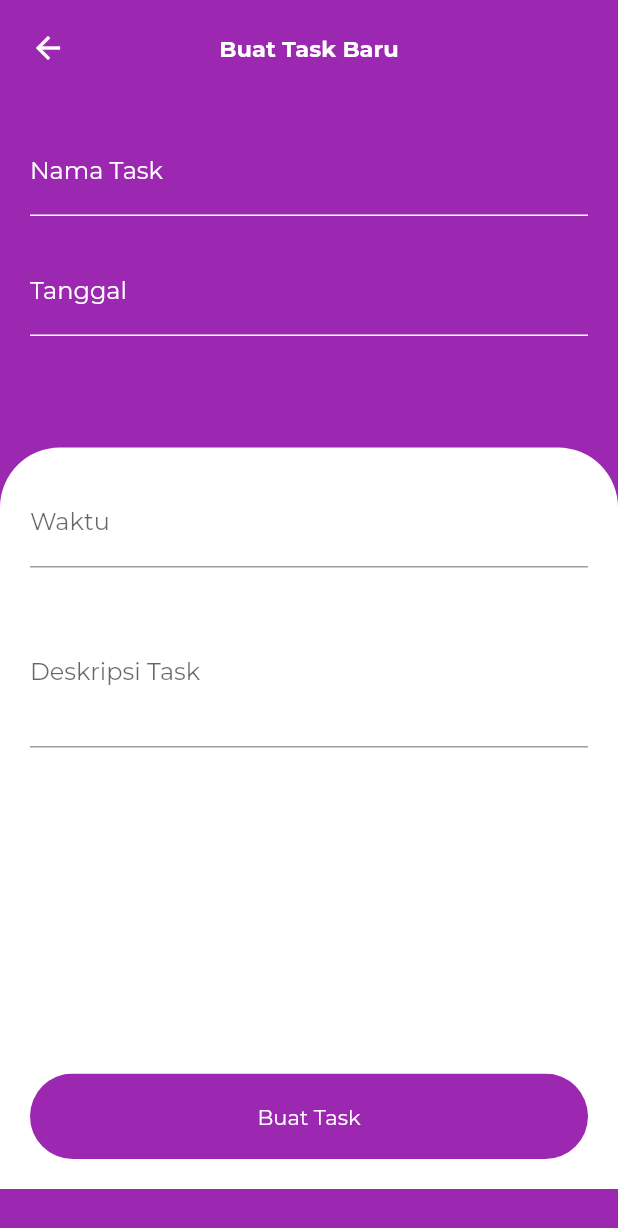
After one commit to izzaalfiansyah/flutter-taskman, a Flutter app: the TaskCreate screen opened by its route, on a phone screen of 412 x 824 dp. The commit adds this screen. Shown: the top 1228 px of the screen. Run offline on Flutter 3.47's test engine with Material 2 defaults, Android fonts, the light colour scheme and no system bars; project files that could hold a hidden picture were left out.

Commit message:
add task create & notification page

```diff
--- a/lib/components/bottomnav.dart
+++ b/lib/components/bottomnav.dart
@@ -11,7 +11,7 @@ class BottomNav extends StatelessWidget {
   @override
   Widget build(BuildContext context) {
     return Container(
-      padding: EdgeInsets.all(20),
+      padding: EdgeInsets.all(10),
       decoration: BoxDecoration(
         color: Colors.white,
         boxShadow: [
@@ -31,11 +31,12 @@ class BottomNav extends StatelessWidget {
             var icon = isActive ? item['activeIcon'] : item['icon'];
             var color = isActive ? cPrimary : Colors.grey;
 
-            return GestureDetector(
-              onTap: () {
+            return IconButton(
+              color: color,
+              onPressed: () {
                 Navigator.of(context).pushReplacementNamed(item['path'] as String);
               },
-              child: Icon(
+              icon: Icon(
                 icon as IconData,
                 color: color,
               ),
--- a/lib/constant.dart
+++ b/lib/constant.dart
@@ -16,7 +16,7 @@ var menu = [
     'activeIcon': Icons.home,
   },
   {
-    'path': '/notification',
+    'path': '/notif',
     'icon': Icons.notifications_none_outlined,
     'activeIcon': Icons.notifications,
   },
--- a/lib/main.dart
+++ b/lib/main.dart
@@ -1,8 +1,10 @@
 import 'package:flutter/material.dart';
 import 'package:taskman/constant.dart';
 import 'package:taskman/pages/home.dart';
+import 'package:taskman/pages/notif/index.dart';
 import 'package:taskman/pages/splash.dart';
-import 'package:taskman/pages/task.dart';
+import 'package:taskman/pages/task/create.dart';
+import 'package:taskman/pages/task/index.dart';
 
 void main() {
   runApp(const MyApp());
@@ -27,6 +29,8 @@ class MyApp extends StatelessWidget {
         '/': (context) => Home(),
         '/splash': (context) => Splash(),
         '/task': (context) => Task(),
+        '/task/create': (context) => TaskCreate(),
+        '/notification': (context) => Notif(),
       },
     );
   }
--- /dev/null
+++ b/lib/pages/notif/index.dart
@@ -0,0 +1,45 @@
+// ignore_for_file: prefer_const_constructors_in_immutables, prefer_const_constructors
+
+import 'package:flutter/material.dart';
+import 'package:taskman/components/bottomnav.dart';
+import 'package:taskman/constant.dart';
+
+class Notif extends StatefulWidget {
+  Notif({Key? key}) : super(key: key);
+
+  @override
+  State<Notif> createState() => _NotifState();
+}
+
+class _NotifState extends State<Notif> {
+  @override
+  Widget build(BuildContext context) {
+    return Scaffold(
+      body: SafeArea(
+        child: ListView.builder(
+          itemCount: 20,
+          itemBuilder: (ctx, index) {
+            return Container(
+              padding: EdgeInsets.all(20),
+              margin: EdgeInsets.symmetric(vertical: 5),
+              decoration: BoxDecoration(
+                color: Colors.white,
+                boxShadow: shadow,
+              ),
+              child: ListTile(
+                leading: Icon(
+                  Icons.notification_important,
+                  color: Colors.purple,
+                ),
+                title: Text('Notification $index'),
+                subtitle: Text(
+                    'Lorem ipsum dolor sit amet, consectetur adipiscing elit, sed do eiusmod tempor incididunt ut labore et dolore magna aliqua'),
+              ),
+            );
+          },
+        ),
+      ),
+      bottomNavigationBar: BottomNav(),
+    );
+  }
+}
--- a/lib/pages/splash.dart
+++ b/lib/pages/splash.dart
@@ -17,7 +17,7 @@ class SplashState extends State<Splash> {
   void initState() {
     super.initState();
     Timer(Duration(milliseconds: 1500), () {
-      Navigator.of(context).pushNamed('/');
+      Navigator.of(context).pushReplacementNamed('/');
     });
   }
 
--- /dev/null
+++ b/lib/pages/task/create.dart
@@ -0,0 +1,146 @@
+// ignore_for_file: prefer_const_constructors_in_immutables, prefer_const_constructors
+
+import 'package:flutter/material.dart';
+import 'package:taskman/constant.dart';
+
+class TaskCreate extends StatefulWidget {
+  TaskCreate({Key? key}) : super(key: key);
+
+  @override
+  State<TaskCreate> createState() => _TaskCreateState();
+}
+
+class _TaskCreateState extends State<TaskCreate> {
+  @override
+  Widget build(BuildContext context) {
+    return Scaffold(
+      backgroundColor: cPrimary,
+      body: ListView(
+        children: [
+          Container(
+            height: MediaQuery.of(context).size.height * .362,
+            padding: EdgeInsets.all(20),
+            child: SafeArea(
+              child: Column(
+                children: [
+                  Row(
+                    mainAxisAlignment: MainAxisAlignment.spaceBetween,
+                    crossAxisAlignment: CrossAxisAlignment.center,
+                    children: [
+                      GestureDetector(
+                        onTap: () {
+                          Navigator.of(context).pop();
+                        },
+                        child: Icon(Icons.arrow_back, color: Colors.white),
+                      ),
+                      Text(
+                        'Buat Task Baru',
+                        style: TextStyle(
+                          color: Colors.white,
+                          fontWeight: FontWeight.bold,
+                          fontSize: 15,
+                        ),
+                      ),
+                      Icon(
+                        Icons.search,
+                        color: Colors.transparent,
+                      ),
+                    ],
+                  ),
+                  SizedBox(height: 40),
+                  TextFormField(
+                    style: TextStyle(color: Colors.white),
+                    cursorColor: Colors.white,
+                    decoration: InputDecoration(
+                      labelText: 'Nama Task',
+                      labelStyle: TextStyle(color: Colors.white),
+                      hintText: 'Masukkan Nama Task Kamu',
+                      hintStyle: TextStyle(color: Colors.white),
+                      enabledBorder: UnderlineInputBorder(
+                        borderSide: BorderSide(color: Colors.white),
+                      ),
+                      focusedBorder: UnderlineInputBorder(
+                        borderSide: BorderSide(color: Colors.white),
+                      ),
+                    ),
+                  ),
+                  SizedBox(height: 20),
+                  TextFormField(
+                    style: TextStyle(color: Colors.white),
+                    cursorColor: Colors.white,
+                    keyboardType: TextInputType.datetime,
+                    decoration: InputDecoration(
+                      labelText: 'Tanggal',
+                      labelStyle: TextStyle(color: Colors.white),
+                      hintText: 'yyyy-mm-dd',
+                      hintStyle: TextStyle(color: Colors.white),
+                      enabledBorder: UnderlineInputBorder(
+                        borderSide: BorderSide(color: Colors.white),
+                      ),
+                      focusedBorder: UnderlineInputBorder(
+                        borderSide: BorderSide(color: Colors.white),
+                      ),
+                    ),
+                  ),
+                  SizedBox(height: 40),
+                ],
+              ),
+            ),
+          ),
+          Container(
+            height: MediaQuery.of(context).size.height * .6,
+            padding: EdgeInsets.all(20),
+            decoration: BoxDecoration(
+              color: Colors.white,
+              borderRadius: BorderRadius.vertical(top: Radius.circular(40)),
+            ),
+            child: Column(
+              mainAxisAlignment: MainAxisAlignment.spaceBetween,
+              children: [
+                Column(
+                  children: [
+                    TextFormField(
+                      keyboardType: TextInputType.datetime,
+                      decoration: InputDecoration(
+                        labelText: 'Waktu',
+                        hintText: '00:00',
+                      ),
+                    ),
+                    SizedBox(height: 20),
+                    TextFormField(
+                      maxLines: 3,
+                      decoration: InputDecoration(
+                        labelText: 'Deskripsi Task',
+                        hintText: 'Masukkan Deskripsi Task',
+                      ),
+                    ),
+                  ],
+                ),
+                ClipRRect(
+                  borderRadius: BorderRadius.circular(50),
+                  child: Container(
+                    color: cPrimary,
+                    child: Material(
+                      color: Colors.transparent,
+                      child: InkWell(
+                        onTap: () {},
+                        child: Container(
+                          padding: EdgeInsets.all(20),
+                          alignment: Alignment.center,
+                          child: Text(
+                            'Buat Task',
+                            style: TextStyle(color: Colors.white),
+                          ),
+                        ),
+                      ),
+                    ),
+                  ),
+                )
+              ],
+            ),
+          ),
+        ],
+      ),
+    );
+  }
+}
--- a/lib/pages/task.dart
+++ b/lib/pages/task/index.dart
@@ -54,7 +54,9 @@ class _TaskState extends State<Task> {
                         child: Material(
                           color: Colors.transparent,
                           child: InkWell(
-                            onTap: () {},
+                            onTap: () {
+                              Navigator.of(context).pushNamed('/task/create');
+                            },
                             child: Container(
                               padding: EdgeInsets.all(10),
                               child: Icon(
```
